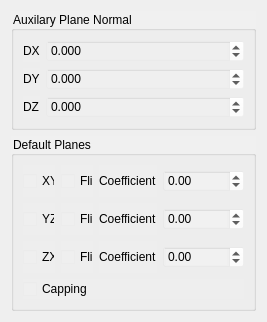
This is ClippingPlanesEditor.ui in sharjith/ModelViewer-Qt as Qt 5 draws it before an edit. The edited form follows.
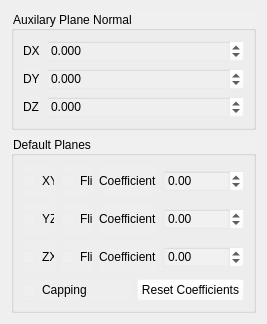
This is the edited form.

Commit message: Added reset coeffecients to clipping plane editor

Patch:
```diff
--- a/ClippingPlanesEditor.ui
+++ b/ClippingPlanesEditor.ui
@@ -7,7 +7,7 @@
     <x>0</x>
     <y>0</y>
     <width>257</width>
-    <height>270</height>
+    <height>293</height>
    </rect>
   </property>
   <property name="windowTitle">
@@ -315,11 +315,22 @@
        </layout>
       </item>
       <item row="3" column="0">
-       <widget class="QCheckBox" name="checkBoxCapping">
-        <property name="text">
-         <string>Capping</string>
-        </property>
-       </widget>
+       <layout class="QHBoxLayout" name="horizontalLayout_4">
+        <item>
+         <widget class="QCheckBox" name="checkBoxCapping">
+          <property name="text">
+           <string>Capping</string>
+          </property>
+         </widget>
+        </item>
+        <item>
+         <widget class="QPushButton" name="pushButtonResetCoeffs">
+          <property name="text">
+           <string>Reset Coefficients</string>
+          </property>
+         </widget>
+        </item>
+       </layout>
       </item>
      </layout>
     </widget>
```
Left out of the diff: 124 changed lines with no effect on the pictures. The commit also changes 2 other files.
